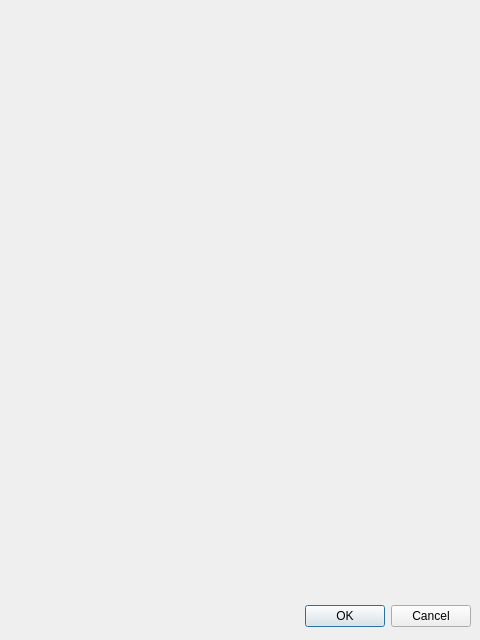
Before: the Qt Designer form acerca.ui in andrewrv43/P59-QT-Salarios, drawn with Qt 5.
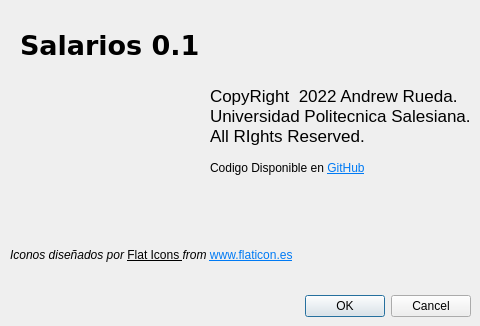
After: the same form once the commit is applied. Icons and pictures are not drawn.

Patch:
```diff
--- a/acerca.ui
+++ b/acerca.ui
@@ -6,7 +6,7 @@
     <x>0</x>
     <y>0</y>
     <width>480</width>
-    <height>640</height>
+    <height>326</height>
    </rect>
   </property>
   <property name="windowTitle">
@@ -16,7 +16,7 @@
    <property name="geometry">
     <rect>
      <x>10</x>
-     <y>600</y>
+     <y>290</y>
      <width>461</width>
      <height>32</height>
     </rect>
@@ -28,6 +28,99 @@
     <set>QDialogButtonBox::Cancel|QDialogButtonBox::Ok</set>
    </property>
   </widget>
+  <widget class="QLabel" name="lblNombre">
+   <property name="geometry">
+    <rect>
+     <x>20</x>
+     <y>10</y>
+     <width>211</width>
+     <height>71</height>
+    </rect>
+   </property>
+   <property name="font">
+    <font>
+     <family>Verdana</family>
+     <pointsize>20</pointsize>
+     <weight>75</weight>
+     <bold>true</bold>
+    </font>
+   </property>
+   <property name="text">
+    <string>Salarios 0.1</string>
+   </property>
+  </widget>
+  <widget class="QLabel" name="lblDerechos">
+   <property name="geometry">
+    <rect>
+     <x>210</x>
+     <y>80</y>
+     <width>271</width>
+     <height>71</height>
+    </rect>
+   </property>
+   <property name="font">
+    <font>
+     <pointsize>13</pointsize>
+    </font>
+   </property>
+   <property name="text">
+    <string>CopyRight  2022 Andrew Rueda. Universidad Politecnica Salesiana. All RIghts Reserved.</string>
+   </property>
+   <property name="wordWrap">
+    <bool>true</bool>
+   </property>
+  </widget>
+  <widget class="QLabel" name="lblIcono">
+   <property name="geometry">
+    <rect>
+     <x>10</x>
+     <y>240</y>
+     <width>431</width>
+     <height>31</height>
+    </rect>
+   </property>
+   <property name="text">
+    <string>&lt;html&gt;&lt;head/&gt;&lt;body&gt;&lt;p&gt;&lt;span style=&quot; font-style:italic; color:#000000;&quot;&gt;Iconos diseñados por &lt;/span&gt;&lt;a href=&quot;https://www.flaticon.es/autores/flat-icons&quot;&gt;&lt;span style=&quot; text-decoration: underline; color:#000000;&quot;&gt;Flat Icons &lt;/span&gt;&lt;/a&gt;&lt;span style=&quot; font-style:italic; color:#000000;&quot;&gt;from &lt;/span&gt;&lt;a href=&quot;www.flaticon.es&quot;&gt;&lt;span style=&quot; text-decoration: underline; color:#007af4;&quot;&gt;www.flaticon.es&lt;/span&gt;&lt;/a&gt;&lt;/p&gt;&lt;/body&gt;&lt;/html&gt;</string>
+   </property>
+   <property name="wordWrap">
+    <bool>true</bool>
+   </property>
+  </widget>
+  <widget class="QLabel" name="lblGitHub">
+   <property name="geometry">
+    <rect>
+     <x>210</x>
+     <y>160</y>
+     <width>211</width>
+     <height>17</height>
+    </rect>
+   </property>
+   <property name="text">
+    <string>&lt;html&gt;&lt;head/&gt;&lt;body&gt;&lt;p&gt;Codigo Disponible en &lt;a href=&quot;https://github.com/andrewrv43/P59-QT-Salarios.git&quot;&gt;&lt;span style=&quot; text-decoration: underline; color:#007af4;&quot;&gt;GitHub&lt;/span&gt;&lt;/a&gt;&lt;/p&gt;&lt;/body&gt;&lt;/html&gt;</string>
+   </property>
+  </widget>
+  <widget class="QLabel" name="label_5">
+   <property name="geometry">
+    <rect>
+     <x>30</x>
+     <y>80</y>
+     <width>121</width>
+     <height>101</height>
+    </rect>
+   </property>
+   <property name="text">
+    <string/>
+   </property>
+   <property name="pixmap">
+    <pixmap resource="Resources.qrc">:/Recursos/gestion-de-proyectos.png</pixmap>
+   </property>
+   <property name="scaledContents">
+    <bool>true</bool>
+   </property>
+   <property name="wordWrap">
+    <bool>true</bool>
+   </property>
+  </widget>
  </widget>
  <resources/>
  <connections>
```
Left out of the diff: 7 changed lines with no effect on the pictures.
